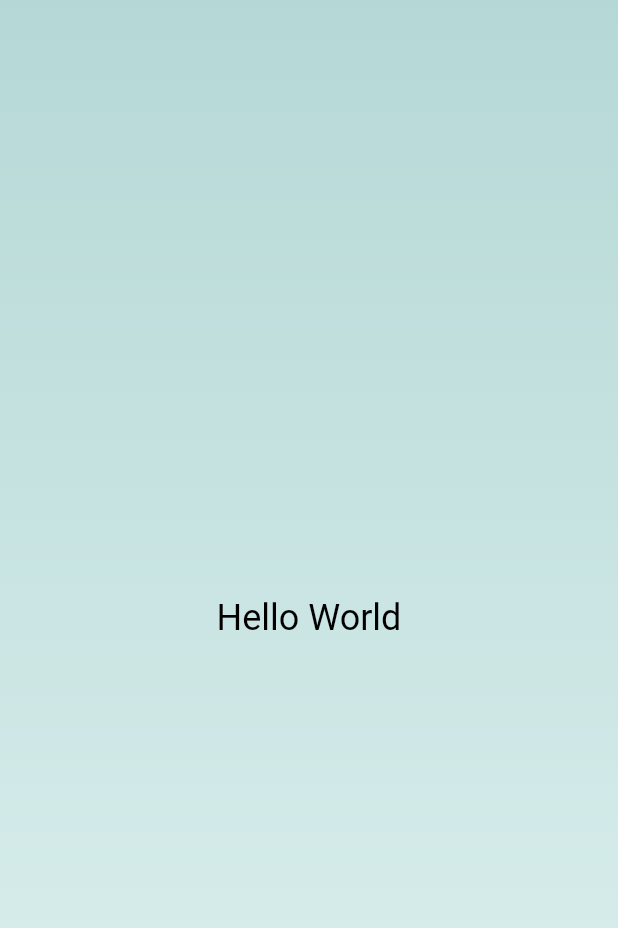
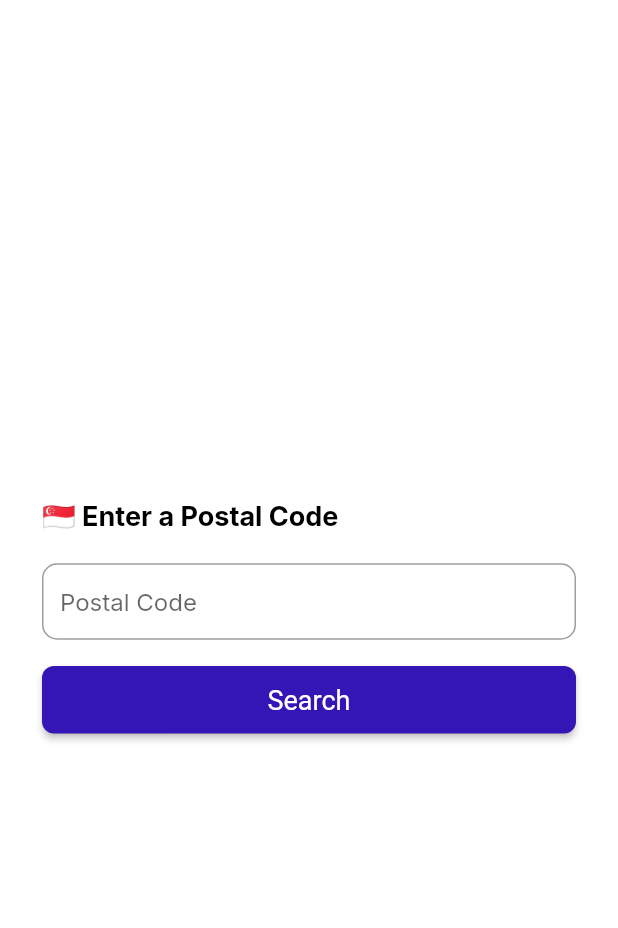
Before and after one commit to ryanpantk/OneMap-Flutter-App, a Flutter app: the screen it shows after launch, on a phone screen of 412 x 824 dp. Shown: the top 928 px of the screen. Run offline on Flutter 3.47's test engine with Material 2 defaults, Android fonts, the light colour scheme and no system bars; our stand-ins replace google_fonts.

Commit message:
Create template search screen

```diff
--- a/lib/main.dart
+++ b/lib/main.dart
@@ -1,35 +1,28 @@
 import 'package:flutter/material.dart';
+import 'package:google_fonts/google_fonts.dart';
+import 'package:postal_code_finder/screens/search_screen.dart';
 
 const startAlignment = Alignment.topCenter;
 const endAlignment = Alignment.bottomCenter;
 
 void main() {
-  runApp(MyApp());
+  runApp(const MyApp());
 }
 
 class MyApp extends StatelessWidget {
   const MyApp({super.key});
 
+  final Widget searchScreen = const SearchScreen();
+
   @override
   Widget build(context) {
     return MaterialApp(
-      home: Scaffold(
-          body: Container(
-        decoration: const BoxDecoration(
-            gradient: LinearGradient(colors: [
-          Color.fromARGB(255, 181, 216, 214),
-          Color.fromARGB(255, 224, 242, 241),
-        ], begin: startAlignment, end: endAlignment)),
-        child: const Center(
-          child: Text(
-            "Hello World",
-            style: TextStyle(
-              color: Colors.black,
-              fontSize: 24,
-            ),
-          ),
+      theme: ThemeData(
+        textTheme: GoogleFonts.interTextTheme(
+          Theme.of(context).textTheme,
         ),
-      )),
+      ),
+      home: Scaffold(body: searchScreen),
     );
   }
 }
--- /dev/null
+++ b/lib/screens/search_screen.dart
@@ -0,0 +1,57 @@
+import 'package:flutter/material.dart';
+
+class SearchScreen extends StatelessWidget {
+  const SearchScreen({super.key});
+
+  @override
+  Widget build(context) {
+    return Container(
+      decoration: const BoxDecoration(color: Colors.white),
+      child: Padding(
+        padding: const EdgeInsets.all(28.0),
+        child: Column(
+          mainAxisAlignment: MainAxisAlignment.center,
+          crossAxisAlignment: CrossAxisAlignment.start,
+          children: [
+            const Text(
+              "🇸🇬 Enter a Postal Code",
+              style: TextStyle(
+                color: Colors.black,
+                fontWeight: FontWeight.bold,
+                fontSize: 18,
+              ),
+              textAlign: TextAlign.left,
+            ),
+            const SizedBox(height: 20),
+            TextField(
+              decoration: InputDecoration(
+                  border: OutlineInputBorder(
+                    borderRadius: BorderRadius.circular(10.0),
+                  ),
+                  isDense: true,
+                  hintText: 'Postal Code'),
+            ),
+            const SizedBox(height: 16),
+            Row(
+              children: [
+                Expanded(
+                  child: ElevatedButton(
+                    style: ElevatedButton.styleFrom(
+                        backgroundColor: const Color.fromARGB(255, 51, 22, 181),
+                        padding: const EdgeInsets.symmetric(vertical: 12),
+                        shape: RoundedRectangleBorder(
+                          borderRadius: BorderRadius.circular(8.0),
+                        ),
+                        textStyle: const TextStyle(fontSize: 18)),
+                    onPressed: () {},
+                    child: const Text('Search'),
+                  ),
+                )
+              ],
+            ),
+          ],
+        ),
+      ),
+    );
+  }
+}
--- a/pubspec.yaml
+++ b/pubspec.yaml
@@ -35,6 +35,7 @@ dependencies:
   # The following adds the Cupertino Icons font to your application.
   # Use with the CupertinoIcons class for iOS style icons.
   cupertino_icons: ^1.0.2
+  google_fonts: ^4.0.5
 
 dev_dependencies:
   flutter_test:
```
Also changed, not shown: pubspec.lock, 7 other files.
